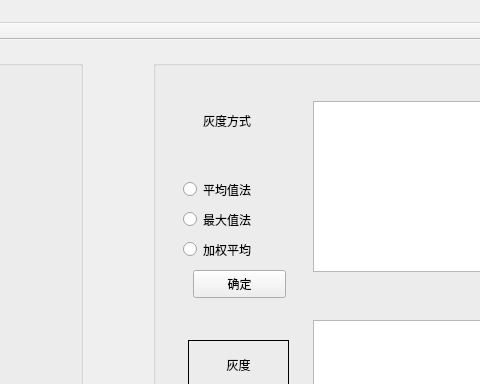
First picture: the form in View/Vcode/Vcode/Vcode.ui, repository YujieLu10/CAPTCHA_MVVM, before the edit; both pictures show x 417 to 897 and y 0 to 384 of the 1071 by 790 pixel window.
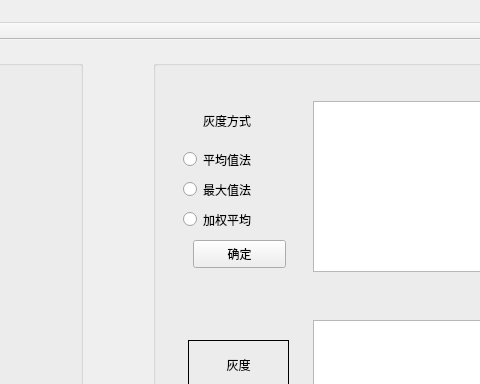
Second picture: the form after the edit.

Patch:
```diff
--- a/View/Vcode/Vcode/Vcode.ui
+++ b/View/Vcode/Vcode/Vcode.ui
@@ -248,7 +248,7 @@
      <property name="geometry">
       <rect>
        <x>30</x>
-       <y>120</y>
+       <y>90</y>
        <width>115</width>
        <height>19</height>
       </rect>
@@ -264,7 +264,7 @@
      <property name="geometry">
       <rect>
        <x>30</x>
-       <y>150</y>
+       <y>120</y>
        <width>115</width>
        <height>19</height>
       </rect>
@@ -280,7 +280,7 @@
      <property name="geometry">
       <rect>
        <x>30</x>
-       <y>180</y>
+       <y>150</y>
        <width>115</width>
        <height>19</height>
       </rect>
@@ -312,7 +312,7 @@
      <property name="geometry">
       <rect>
        <x>40</x>
-       <y>210</y>
+       <y>180</y>
        <width>93</width>
        <height>28</height>
       </rect>
```
